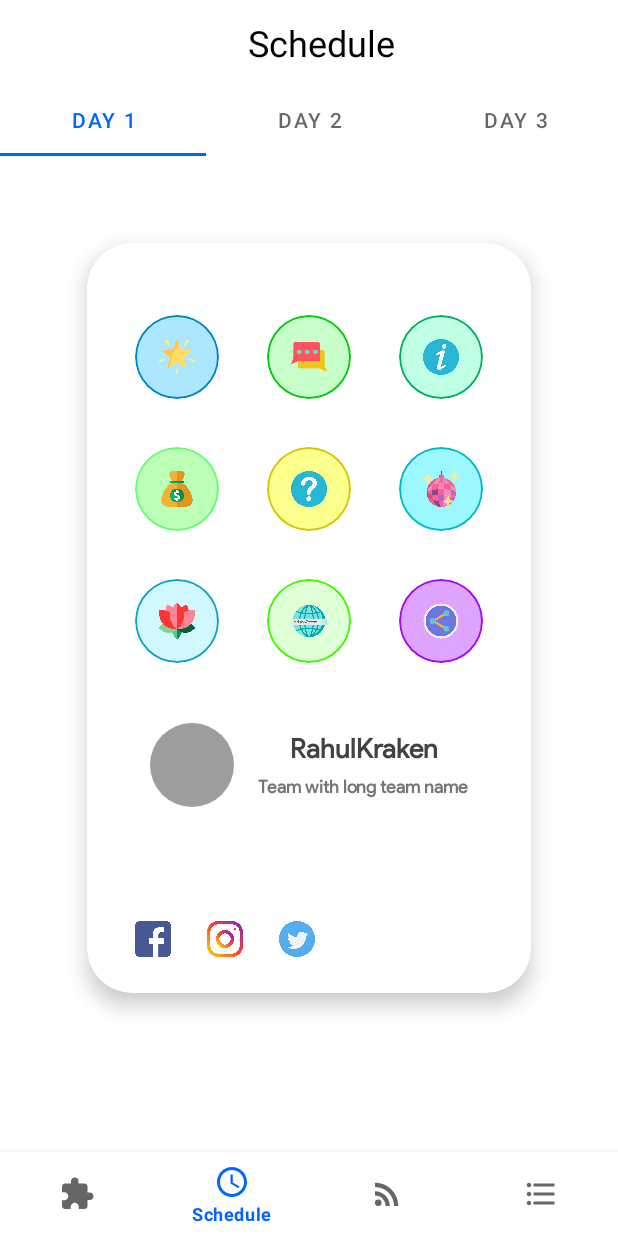
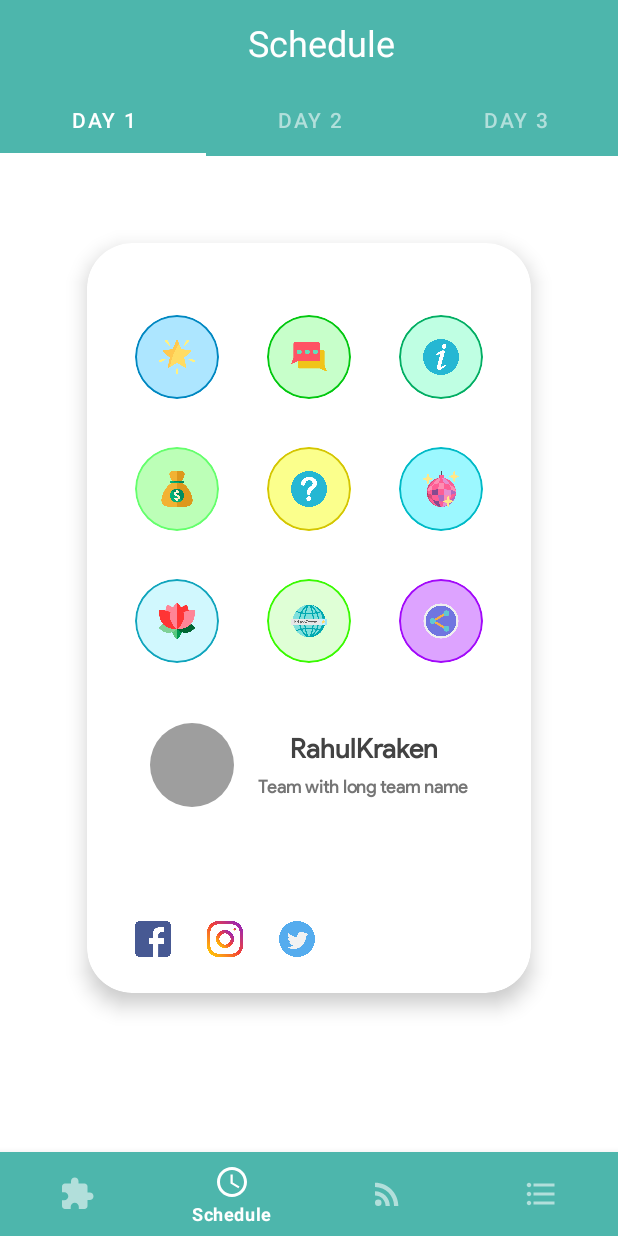
Before and after one commit to RahulKraken/bitotsav-20, an Android app: the screen it shows after launch (MainActivity), item 2 of the bottom bar chosen, on a phone screen of 412 x 824 dp. Run offline under Robolectric (Android 15) with nearby library versions, the phone set to English and light mode, and no system bars; our stand-ins replace CircleImageView, Room's generated code, Volley; network calls fail; 24 statements that could not run were skipped.

Commit message:
main activity color modifications

```diff
--- a/app/src/main/java/in/bitotsav/bitotsav_20/activities/MainActivity.kt
+++ b/app/src/main/java/in/bitotsav/bitotsav_20/activities/MainActivity.kt
@@ -15,7 +15,9 @@ import android.os.Build
 import android.os.Bundle
 import android.util.Log
 import android.view.View
+import android.view.WindowManager
 import androidx.appcompat.app.AppCompatActivity
+import androidx.core.content.ContextCompat
 import androidx.fragment.app.Fragment
 import com.google.android.gms.tasks.OnCompleteListener
 import com.google.android.material.bottomnavigation.BottomNavigationView
@@ -41,9 +43,9 @@ class MainActivity : AppCompatActivity(), View.OnClickListener {
         super.onCreate(savedInstanceState)
         setContentView(R.layout.activity_main)
 
-        if (Build.VERSION.SDK_INT >= Build.VERSION_CODES.M) {
-            window.decorView.systemUiVisibility = View.SYSTEM_UI_FLAG_LIGHT_STATUS_BAR
-        }
+//        if (Build.VERSION.SDK_INT >= Build.VERSION_CODES.M) {
+//            window.decorView.systemUiVisibility = View.SYSTEM_UI_FLAG_LIGHT_STATUS_BAR
+//        }
 
         // create notification channel for BUILD_VERSION >= ANDROID.O
         if (Build.VERSION.SDK_INT >= Build.VERSION_CODES.O) {
@@ -51,6 +53,11 @@ class MainActivity : AppCompatActivity(), View.OnClickListener {
             val manager = getSystemService(NotificationManager::class.java)
             manager.createNotificationChannel(channel)
         }
+
+        // set status bar color
+        window.addFlags(WindowManager.LayoutParams.FLAG_DRAWS_SYSTEM_BAR_BACKGROUNDS)
+        window.clearFlags(WindowManager.LayoutParams.FLAG_TRANSLUCENT_STATUS)
+        window.statusBarColor = ContextCompat.getColor(this, R.color.md_teal_300)
 
         // set bitotsav menu contents
         // TODO: on logout replace text
--- /dev/null
+++ b/app/src/main/res/color/bottom_navigation_selector.xml
@@ -0,0 +1,5 @@
+<?xml version="1.0" encoding="utf-8"?>
+<selector xmlns:android="http://schemas.android.com/apk/res/android">
+    <item android:state_checked="true" android:color="@color/md_white_1000"/>
+    <item android:state_checked="false" android:color="@color/md_teal_100" />
+</selector>
--- a/app/src/main/res/layout/activity_main.xml
+++ b/app/src/main/res/layout/activity_main.xml
@@ -61,6 +61,9 @@
             android:id="@+id/bottom_navigation"
             android:layout_width="match_parent"
             android:layout_height="56dp"
+            android:background="@color/md_teal_300"
+            app:itemIconTint="@color/bottom_navigation_selector"
+            app:itemTextColor="@color/bottom_navigation_selector"
             app:menu="@menu/bottom_nav_menu"
             app:layout_constraintStart_toStartOf="parent"
             app:layout_constraintEnd_toEndOf="parent"
--- a/app/src/main/res/layout/app_bar_generic.xml
+++ b/app/src/main/res/layout/app_bar_generic.xml
@@ -2,7 +2,8 @@
 <LinearLayout
     xmlns:android="http://schemas.android.com/apk/res/android"
     xmlns:app="http://schemas.android.com/apk/res-auto"
-    xmlns:tools="http://schemas.android.com/tools"
+    android:id="@+id/parent_app_bar_generic"
+    android:background="@color/md_teal_300"
     android:orientation="vertical"
     android:layout_width="match_parent"
     android:layout_height="match_parent">
@@ -21,7 +22,7 @@
                 android:layout_width="wrap_content"
                 android:layout_height="wrap_content"
                 android:text="Schedule"
-                android:textColor="@color/md_black_1000"
+                android:textColor="@color/md_white_1000"
                 android:textSize="24sp"
                 app:layout_constraintBottom_toBottomOf="parent"
                 app:layout_constraintEnd_toEndOf="parent"
--- a/app/src/main/res/layout/fragment_schedule.xml
+++ b/app/src/main/res/layout/fragment_schedule.xml
@@ -18,6 +18,10 @@
 
         <com.google.android.material.tabs.TabLayout
             android:id="@+id/tabs"
+            android:background="@color/md_teal_300"
+            app:tabIndicatorColor="@color/md_white_1000"
+            app:tabSelectedTextColor="@color/md_white_1000"
+            app:tabTextColor="@color/md_teal_100"
             android:layout_width="match_parent"
             android:layout_height="wrap_content">
 
```
